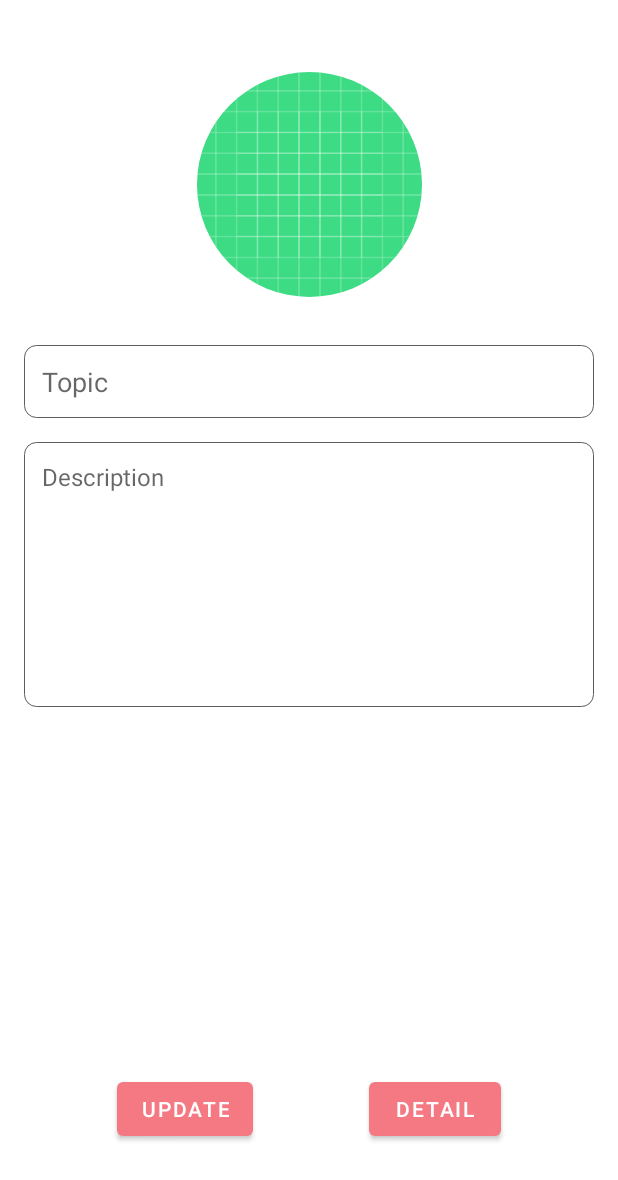
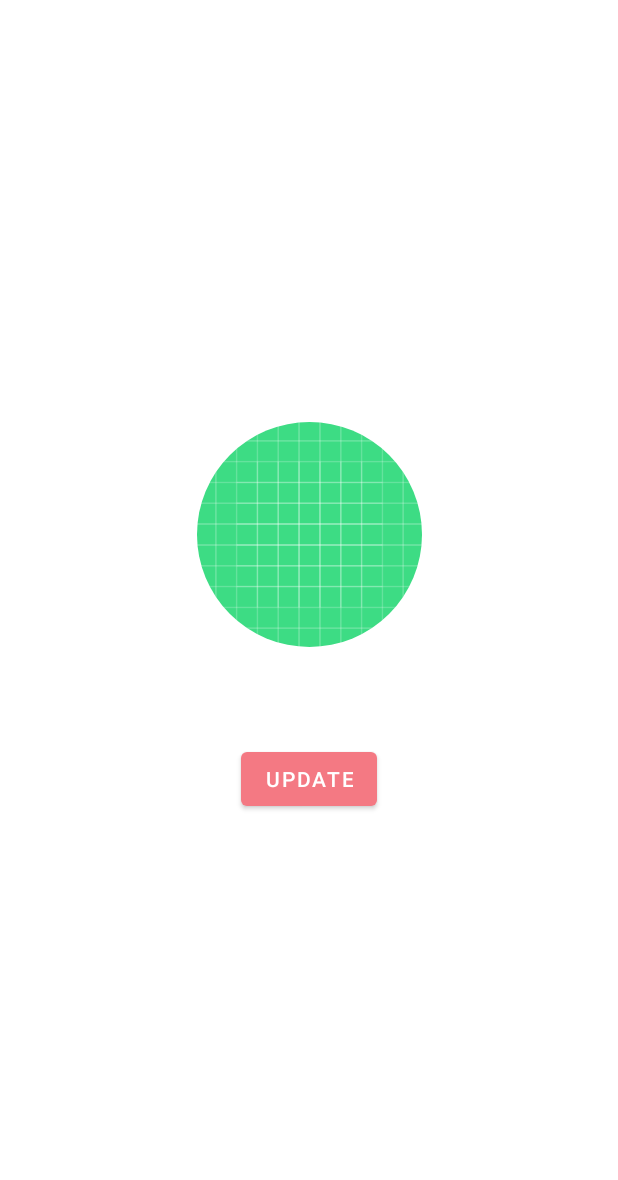
Before and after one commit to rezaerbe/fia-developer, an Android app: the ProfileActivity screen opened directly, with no data from a screen before it, on a phone screen of 412 x 824 dp. Shown: the top 1180 px of the screen. Run offline under Robolectric (Android 15) with nearby library versions, the phone set to English and light mode, and no system bars; our stand-ins replace CircleImageView, Firebase (no records; nobody signed in at launch, a user with empty details on screens opened directly); libraries missing offline, so code that uses them is left out: pub.devrel.easypermissions; pictures from the network do not load.

Commit message:
user fix

```diff
--- a/app/src/main/java/com/erbe/fiadeveloper/adapter/CoachingAdapter.java
+++ b/app/src/main/java/com/erbe/fiadeveloper/adapter/CoachingAdapter.java
@@ -82,14 +82,14 @@ public class CoachingAdapter extends FirestoreAdapter<CoachingAdapter.ViewHolder
                 coaching.setStatus("finished");
             }
 
-            binding.coachingName.setText(coaching.getUserName());
-            binding.userName.setText(coaching.getCoachName());
+            binding.coachingName.setText(coaching.getCoachName());
+            binding.userName.setText(coaching.getUserName());
             binding.coachingStatus.setText(coaching.getStatus());
             binding.coachingDate.setText(FORMAT.format(coaching.getTimestamp()));
 
             // Load image
             Glide.with(binding.userImage.getContext())
-                    .load(coaching.getUserImage())
+                    .load(coaching.getCoachImage())
                     .centerCrop()
                     .placeholder(R.drawable.empty)
                     .into(binding.userImage);
--- a/app/src/main/java/com/erbe/fiadeveloper/adapter/ConsultationAdapter.java
+++ b/app/src/main/java/com/erbe/fiadeveloper/adapter/ConsultationAdapter.java
@@ -82,14 +82,14 @@ public class ConsultationAdapter extends FirestoreAdapter<ConsultationAdapter.Vi
                 consultation.setStatus("finished");
             }
 
-            binding.consultationName.setText(consultation.getUserName());
-            binding.userName.setText(consultation.getConsultantName());
+            binding.consultationName.setText(consultation.getConsultantName());
+            binding.userName.setText(consultation.getUserName());
             binding.consultationStatus.setText(consultation.getStatus());
             binding.consultationDate.setText(FORMAT.format(consultation.getTimestamp()));
 
             // Load image
             Glide.with(binding.userImage.getContext())
-                    .load(consultation.getUserImage())
+                    .load(consultation.getConsultantImage())
                     .centerCrop()
                     .placeholder(R.drawable.empty)
                     .into(binding.userImage);
--- a/app/src/main/java/com/erbe/fiadeveloper/ui/MainActivity.java
+++ b/app/src/main/java/com/erbe/fiadeveloper/ui/MainActivity.java
@@ -119,10 +119,10 @@ public class MainActivity extends AppCompatActivity implements View.OnClickListe
             FirebaseUser user = FirebaseAuth.getInstance().getCurrentUser();
             if (user != null) {
                 Map<String, Object> userNew = new HashMap<>();
-                userNew.put("coachId", user.getUid());
-                userNew.put("coachName", user.getDisplayName());
+                userNew.put("userId", user.getUid());
+                userNew.put("userName", user.getDisplayName());
 
-                db.collection("coach").document(user.getUid())
+                db.collection("user").document(user.getUid())
                         .set(userNew, SetOptions.merge())
                         .addOnSuccessListener(new OnSuccessListener<Void>() {
                             @Override
--- a/app/src/main/res/layout/activity_main.xml
+++ b/app/src/main/res/layout/activity_main.xml
@@ -78,7 +78,6 @@
                     android:layout_marginStart="10dp"
                     android:layout_marginEnd="10dp"
                     android:layout_marginTop="10dp"
-                    android:visibility="gone"
                     android:orientation="horizontal">
 
                     <Button
@@ -106,7 +105,6 @@
                     android:layout_height="wrap_content"
                     android:layout_marginStart="10dp"
                     android:layout_marginEnd="10dp"
-                    android:layout_marginTop="20dp"
                     android:orientation="horizontal">
 
                     <Button
@@ -124,7 +122,6 @@
                         android:layout_height="wrap_content"
                         android:layout_weight="1"
                         android:textSize="12sp"
-                        android:visibility="gone"
                         android:layout_margin="5dp"
                         android:text="Consultation"/>
 
--- a/app/src/main/res/layout/activity_profile.xml
+++ b/app/src/main/res/layout/activity_profile.xml
@@ -10,48 +10,48 @@
         android:id="@+id/profileImage"
         android:layout_width="150dp"
         android:layout_height="150dp"
-        android:layout_marginTop="48dp"
-        android:layout_marginBottom="16dp"
+        android:layout_marginBottom="64dp"
         android:src="@drawable/ic_launcher_background"
-        app:layout_constraintBottom_toTopOf="@+id/topic"
+        app:layout_constraintBottom_toTopOf="@+id/finish"
         app:layout_constraintEnd_toEndOf="parent"
         app:layout_constraintHorizontal_bias="0.5"
         app:layout_constraintStart_toStartOf="parent"
-        app:layout_constraintTop_toTopOf="parent" />
+        app:layout_constraintTop_toTopOf="parent"
+        app:layout_constraintVertical_chainStyle="packed" />
 
-    <EditText
-        android:id="@+id/topic"
-        android:layout_width="match_parent"
-        android:layout_height="wrap_content"
-        android:layout_margin="16dp"
-        android:background="@drawable/round_rect"
-        android:hint="@string/topic"
-        android:inputType="text"
-        android:padding="12dp"
-        app:layout_constraintBottom_toTopOf="@+id/description"
-        app:layout_constraintEnd_toEndOf="parent"
-        app:layout_constraintHorizontal_bias="0.5"
-        app:layout_constraintStart_toStartOf="parent"
-        app:layout_constraintTop_toBottomOf="@+id/profileImage" />
+    <!--    <EditText-->
+    <!--        android:id="@+id/topic"-->
+    <!--        android:layout_width="match_parent"-->
+    <!--        android:layout_height="wrap_content"-->
+    <!--        android:layout_margin="16dp"-->
+    <!--        android:background="@drawable/round_rect"-->
+    <!--        android:hint="@string/topic"-->
+    <!--        android:inputType="text"-->
+    <!--        android:padding="12dp"-->
+    <!--        app:layout_constraintBottom_toTopOf="@+id/description"-->
+    <!--        app:layout_constraintEnd_toEndOf="parent"-->
+    <!--        app:layout_constraintHorizontal_bias="0.5"-->
+    <!--        app:layout_constraintStart_toStartOf="parent"-->
+    <!--        app:layout_constraintTop_toBottomOf="@+id/profileImage" />-->
 
-    <EditText
-        android:id="@+id/description"
-        android:layout_width="match_parent"
-        android:layout_height="wrap_content"
-        android:layout_margin="16dp"
-        android:background="@drawable/round_rect"
-        android:gravity="top|left"
-        android:hint="@string/description"
-        android:inputType="textMultiLine"
-        android:lines="8"
-        android:padding="12dp"
-        android:scrollbars="vertical"
-        android:textSize="16sp"
-        app:layout_constraintEnd_toEndOf="parent"
-        app:layout_constraintHorizontal_bias="0.5"
-        app:layout_constraintStart_toStartOf="parent"
-        app:layout_constraintTop_toBottomOf="@+id/topic"
-        tools:ignore="RtlHardcoded" />
+    <!--    <EditText-->
+    <!--        android:id="@+id/description"-->
+    <!--        android:layout_width="match_parent"-->
+    <!--        android:layout_height="wrap_content"-->
+    <!--        android:layout_margin="16dp"-->
+    <!--        android:background="@drawable/round_rect"-->
+    <!--        android:gravity="top|left"-->
+    <!--        android:hint="@string/description"-->
+    <!--        android:inputType="textMultiLine"-->
+    <!--        android:lines="8"-->
+    <!--        android:padding="12dp"-->
+    <!--        android:scrollbars="vertical"-->
+    <!--        android:textSize="16sp"-->
+    <!--        app:layout_constraintEnd_toEndOf="parent"-->
+    <!--        app:layout_constraintHorizontal_bias="0.5"-->
+    <!--        app:layout_constraintStart_toStartOf="parent"-->
+    <!--        app:layout_constraintTop_toBottomOf="@+id/topic"-->
+    <!--        tools:ignore="RtlHardcoded" />-->
 
     <Button
         android:id="@+id/finish"
@@ -59,23 +59,22 @@
         android:layout_height="wrap_content"
         android:text="@string/update"
         app:layout_constraintBottom_toBottomOf="parent"
-        app:layout_constraintEnd_toStartOf="@+id/detail"
+        app:layout_constraintEnd_toEndOf="parent"
         app:layout_constraintHorizontal_bias="0.5"
         app:layout_constraintStart_toStartOf="parent"
-        app:layout_constraintTop_toBottomOf="@+id/description"
-        app:layout_constraintVertical_bias="0.8" />
+        app:layout_constraintTop_toBottomOf="@+id/profileImage" />
 
-    <Button
-        android:id="@+id/detail"
-        android:layout_width="wrap_content"
-        android:layout_height="wrap_content"
-        android:text="@string/detail"
-        app:layout_constraintBottom_toBottomOf="parent"
-        app:layout_constraintEnd_toEndOf="parent"
-        app:layout_constraintHorizontal_bias="0.5"
-        app:layout_constraintStart_toEndOf="@+id/finish"
-        app:layout_constraintTop_toBottomOf="@+id/description"
-        app:layout_constraintVertical_bias="0.8" />
+    <!--    <Button-->
+    <!--        android:id="@+id/detail"-->
+    <!--        android:layout_width="wrap_content"-->
+    <!--        android:layout_height="wrap_content"-->
+    <!--        android:text="@string/detail"-->
+    <!--        app:layout_constraintBottom_toBottomOf="parent"-->
+    <!--        app:layout_constraintEnd_toEndOf="parent"-->
+    <!--        app:layout_constraintHorizontal_bias="0.5"-->
+    <!--        app:layout_constraintStart_toEndOf="@+id/finish"-->
+    <!--        app:layout_constraintTop_toBottomOf="@+id/profileImage"-->
+    <!--        app:layout_constraintVertical_bias="0.8" />-->
 
     <ProgressBar
         android:id="@+id/progressLoading"
```
Also changed, not shown: app/src/main/java/com/erbe/fiadeveloper/model/Coaching.java (+1 -11 lines), app/src/main/java/com/erbe/fiadeveloper/model/Consultation.java (+1 -11 lines), app/src/main/java/com/erbe/fiadeveloper/ui/ProfileActivity.java (+54 -54 lines), app/src/main/java/com/erbe/fiadeveloper/ui/coaching/DetailCoachActivity.java (+95 -94 lines), app/src/main/java/com/erbe/fiadeveloper/ui/consultation/DetailConsultantActivity.java (+95 -94 lines), app/src/main/res/layout/activity_detail_coach.xml (+9 -9 lines), app/src/main/res/layout/activity_detail_consultant.xml (+9 -9 lines).
